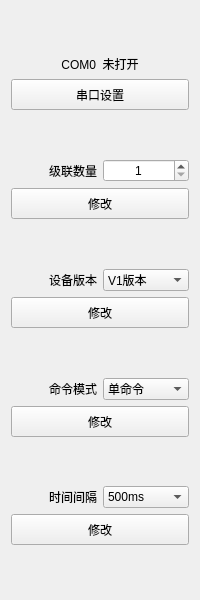
Qt form IDC_TestSystem/IP-PDU/ip_toolbox/ip_settingtoolwid.ui (ChinaClever/IDC_TestSystem) before a commit.
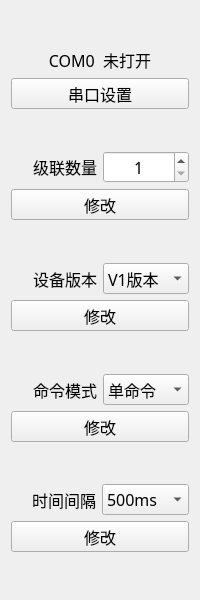
The same form after that commit.

Patch:
```diff
--- a/IDC_TestSystem/IP-PDU/ip_toolbox/ip_settingtoolwid.ui
+++ b/IDC_TestSystem/IP-PDU/ip_toolbox/ip_settingtoolwid.ui
@@ -10,6 +10,12 @@
     <height>600</height>
    </rect>
   </property>
+  <property name="font">
+   <font>
+    <family>微软雅黑</family>
+    <pointsize>12</pointsize>
+   </font>
+  </property>
   <property name="windowTitle">
    <string>Form</string>
   </property>
```
